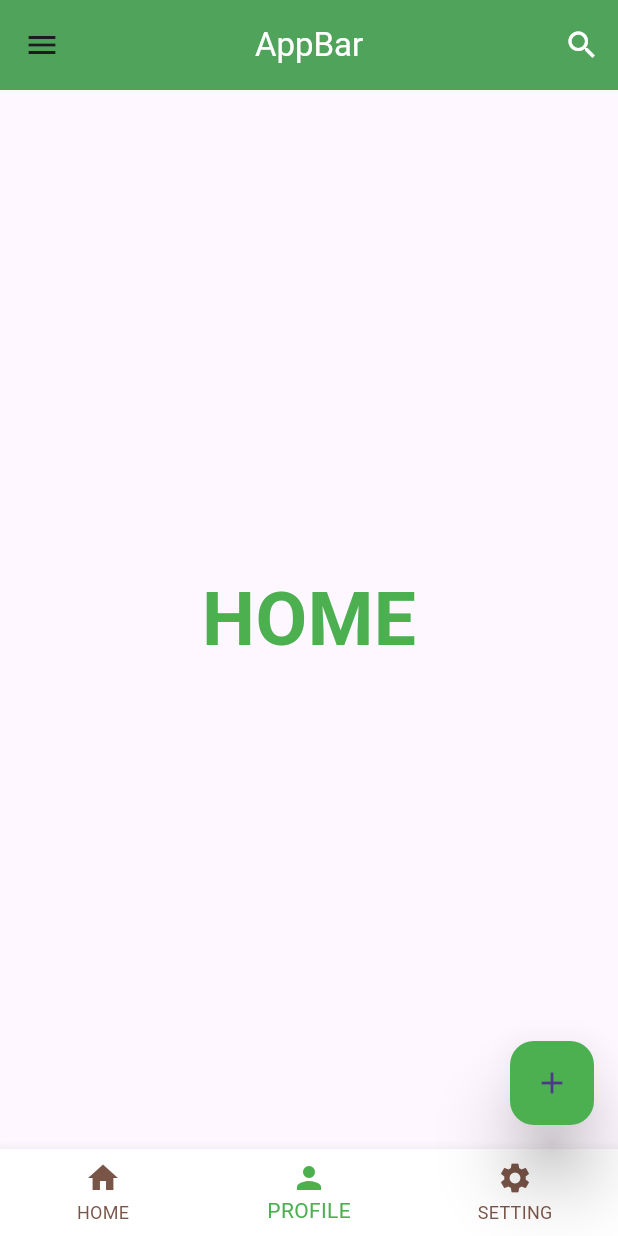
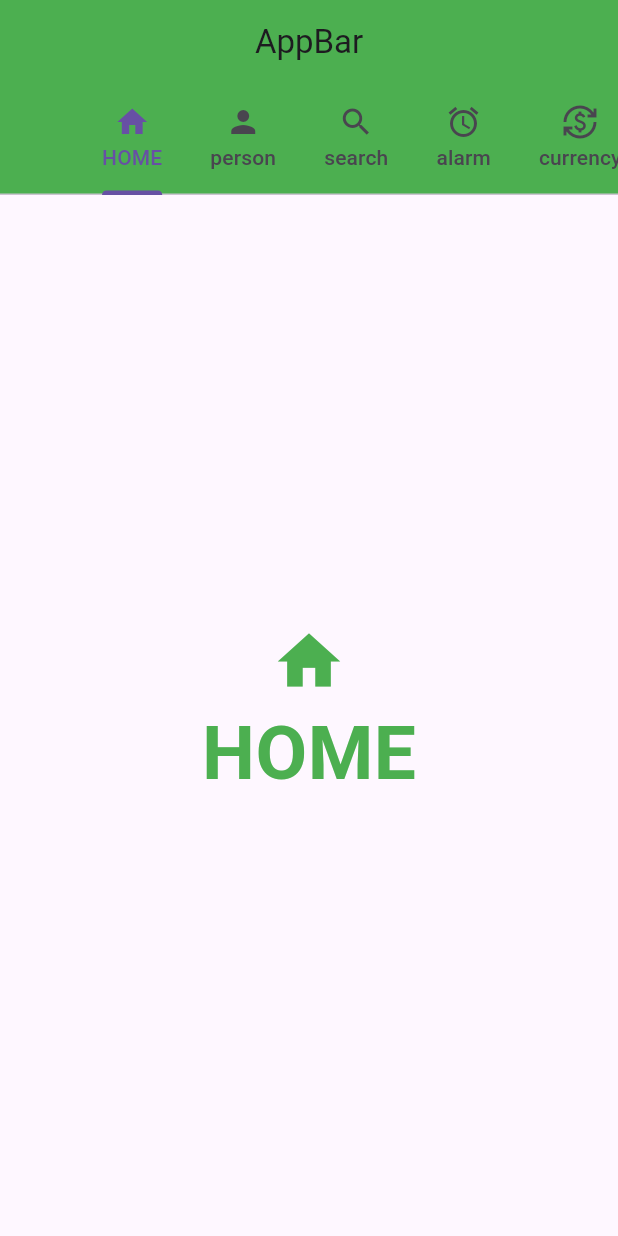
Before and after one commit to EmranKhanDUET/flutterPortfolio, a Flutter app: the screen it shows after launch, on a phone screen of 412 x 824 dp. Run offline on Flutter 3.47's test engine with Material 3 defaults, Android fonts, the phone set to English and light mode, and no system bars.

Commit message:
this is an update

```diff
--- /dev/null
+++ b/lib/fragments/HomeFragment.dart
@@ -0,0 +1,29 @@
+import 'package:flutter/material.dart';
+
+class HomeFragment extends StatelessWidget {
+  const HomeFragment({super.key});
+
+  @override
+  Widget build(BuildContext context) {
+    return Center(
+      child: Column(
+        mainAxisAlignment: MainAxisAlignment.center,
+        children: [
+          Icon(
+            Icons.home,
+            color: Colors.green,
+            size: 50,
+          ),
+          Text(
+            "HOME",
+            style: TextStyle(
+              color: Colors.green,
+              fontSize: 50,
+              fontWeight: FontWeight.bold,
+            ),
+          )
+        ],
+      ),
+    );
+  }
+}
--- a/lib/fragments/homeFragment.dart
+++ /dev/null
@@ -1,19 +0,0 @@
-import 'package:flutter/material.dart';
-
-class homeFragment extends StatelessWidget {
-  const homeFragment({super.key});
-
-  @override
-  Widget build(BuildContext context) {
-    return Center(
-      child: Text(
-        "HOME",
-        style: TextStyle(
-          color: Colors.green,
-          fontWeight: FontWeight.bold,
-          fontSize: 50,
-        ),
-      ),
-    );
-  }
-}
--- a/lib/main.dart
+++ b/lib/main.dart
@@ -1,5 +1,12 @@
 import 'package:flutter/material.dart';
-import 'package:flutter_portfolio/fragments/homeFragment.dart';
+import 'package:flutter_portfolio/fragments/AlarmFragment.dart';
+import 'package:flutter_portfolio/fragments/CurrencyFragment.dart';
+import 'package:flutter_portfolio/fragments/PersonFragment.dart';
+import 'package:flutter_portfolio/fragments/RecycleFragment.dart';
+import 'package:flutter_portfolio/fragments/SearchFragment.dart';
+import 'package:flutter_portfolio/fragments/SettingFragment.dart';
+
+import 'fragments/HomeFragment.dart';
 
 void main() {
   runApp(MyApp());
@@ -11,146 +18,48 @@ class MyApp extends StatelessWidget {
   @override
   Widget build(BuildContext context) {
     return MaterialApp(
-      title: "Practice App",
-      theme: ThemeData(primarySwatch: Colors.green),
-      darkTheme: ThemeData(primarySwatch: Colors.brown),
-      home: HomeUI(),
-      debugShowCheckedModeBanner: false,
+      home: HomeActivity(),
     );
   }
 }
 
-class HomeUI extends StatelessWidget {
-  const HomeUI({super.key});
+class HomeActivity extends StatelessWidget {
+  const HomeActivity({super.key});
 
-  mySnackbar(message, delay, context) {
-    return ScaffoldMessenger.of(context).showSnackBar(
-      SnackBar(
-        content: Text(message),
-        duration: Duration(seconds: delay),
-        action: SnackBarAction(
-            label: "OK",
-            textColor: Colors.white,
-            backgroundColor: Colors.green,
-            onPressed: () {}),
+  @override
+  Widget build(BuildContext context) {
+    return DefaultTabController(
+      length: 7,
+      child: Scaffold(
+        appBar: AppBar(
+          title: Text("AppBar"),
+          backgroundColor: Colors.green,
+          centerTitle: true,
+          bottom: TabBar(
+            isScrollable: true,
+            tabs: [
+              Tab(icon: Icon(Icons.home), text: "HOME"),
+              Tab(icon: Icon(Icons.person), text: "person"),
+              Tab(icon: Icon(Icons.search), text: "search"),
+              Tab(icon: Icon(Icons.alarm), text: "alarm"),
+              Tab(icon: Icon(Icons.currency_exchange), text: "currency"),
+              Tab(icon: Icon(Icons.cached), text: "Recycle"),
+              Tab(icon: Icon(Icons.settings), text: "settings"),
+            ],
+          ),
+        ),
+        body: TabBarView(children: [
+          HomeFragment(),
+          PersonFragment(),
+          SearchFragment(),
+          AlarmFragment(),
+          CurrencyFragment(),
+          RecycleFragment(),
+          SettingFragment(),
+
+
+        ]),
       ),
     );
   }
-
-  @override
-  Widget build(BuildContext context) {
-    return Scaffold(
-      appBar: AppBar(
-        title: Text("AppBar",
-            style: TextStyle(
-              color: Colors.white,
-            )),
-        backgroundColor: Colors.green,
-        toolbarHeight: 60,
-        toolbarOpacity: 1,
-        centerTitle: true,
-        actions: [
-          IconButton(
-              onPressed: () {
-                mySnackbar("Search", 2, context);
-              },
-              icon: Icon(
-                Icons.search,
-                color: Colors.white,
-              )),
-        ],
-        elevation: 10,
-      ),
-      bottomNavigationBar: BottomNavigationBar(
-        items: [
-          BottomNavigationBarItem(
-            icon: Icon(Icons.home),
-            label: "HOME",
-          ),
-          BottomNavigationBarItem(
-            icon: Icon(Icons.person),
-            label: "PROFILE",
-          ),
-          BottomNavigationBarItem(
-            icon: Icon(Icons.settings),
-            label: "SETTING",
-          ),
-        ],
-        currentIndex: 1,
-        backgroundColor: Colors.white,
-        selectedItemColor: Colors.green,
-        unselectedItemColor: Colors.brown,
-        onTap: (int index) {
-          if (index == 0) {
-            mySnackbar("HOME", 2, context);
-          } else if (index == 1) {
-            mySnackbar("PROFILE", 2, context);
-          }
-          if (index == 2) {
-            mySnackbar("SETTING", 2, context);
-          }
-        },
-      ),
-      floatingActionButton: FloatingActionButton(
-        onPressed: () {
-          mySnackbar("FloatingActionButton", 2, context);
-        },
-        child: Icon(Icons.add),
-        elevation: 20,
-        backgroundColor: Colors.green,
-      ),
-      drawer: Drawer(
-
-        child: ListView(
-          padding: EdgeInsets.all(0),
-          children: [
-            UserAccountsDrawerHeader(
-              accountName: Text("EMRAN"),
-              accountEmail: Text("EMRAN@GMAIL>COM"),
-              decoration: BoxDecoration(
-                  color: Colors.pink,
-                  image: DecorationImage(
-                      image: NetworkImage(
-                          "https://lh3.googleusercontent.com/proxy/SroLP4ijphE8XsxHKENXqc5X49RiMV-dVdGlr1rJhWGKN6gTMUa148TUj9oBw_RJs6RYhc_AoFwMZ-mRGIb6yYwWwtHlBqp4hFkwV8NT7redOrkzgfzXTvteGQ"),
-                      fit: BoxFit.cover)),
-              currentAccountPicture: CircleAvatar(
-                child: ClipOval(
-                  child: Image.network(
-                    "https://avatars.githubusercontent.com/u/57840119?v=4",
-                  ),
-                ),
-              ),
-              onDetailsPressed: () {
-                mySnackbar("PROFILE PICTURE", 2, context);
-              },
-            ),
-            ListTile(
-              leading: Icon(Icons.home),
-              title: Text("HOME"),
-              onTap: () {
-                mySnackbar("HOME", 2, context);
-              },
-            ),
-            ListTile(
-              leading: Icon(Icons.person),
-              title: Text("PROFILE"),
-              onTap: () {
-                mySnackbar("PROFILE", 2, context);
-              },
-            ),
-            ListTile(
-              leading: Icon(Icons.settings),
-              title: Text("SETTING"),
-              onTap: () {
-                mySnackbar("SETTING", 2, context);
-
-                // comment
-              },
-            ),
-          ],
-        ),
-      ),
-      body: homeFragment(),
-    );
-  }
 }
```
Also changed, not shown: lib/fragments/AlarmFragment.dart (added, +29 -0 lines), lib/fragments/CurrencyFragment.dart (added, +29 -0 lines), lib/fragments/PersonFragment.dart (added, +29 -0 lines), lib/fragments/RecycleFragment.dart (added, +29 -0 lines), lib/fragments/SearchFragment.dart (added, +29 -0 lines), lib/fragments/SettingFragment.dart (added, +29 -0 lines).
